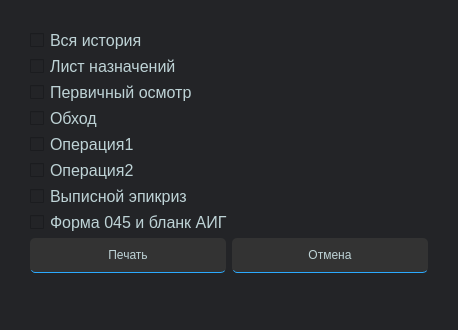
Qt form client/GUI/printwindow.ui (slashdekomori/PatientBase) before a commit.
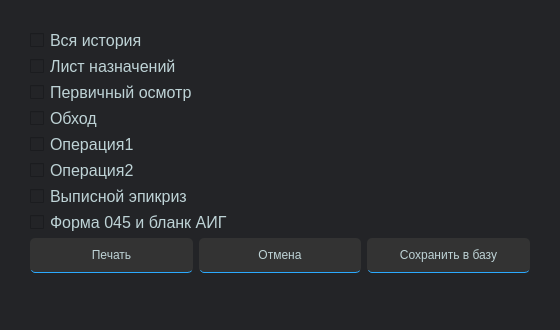
The same form after that commit.

```diff
--- a/client/GUI/printwindow.ui
+++ b/client/GUI/printwindow.ui
@@ -6,7 +6,7 @@
    <rect>
     <x>0</x>
     <y>0</y>
-    <width>458</width>
+    <width>560</width>
     <height>326</height>
    </rect>
   </property>
@@ -188,6 +188,16 @@
           </property>
          </widget>
         </item>
+        <item>
+         <widget class="QPushButton" name="SaveToDbButton">
+          <property name="enabled">
+           <bool>false</bool>
+          </property>
+          <property name="text">
+           <string>Сохранить в базу</string>
+          </property>
+         </widget>
+        </item>
        </layout>
       </item>
       <item row="1" column="0">
```
